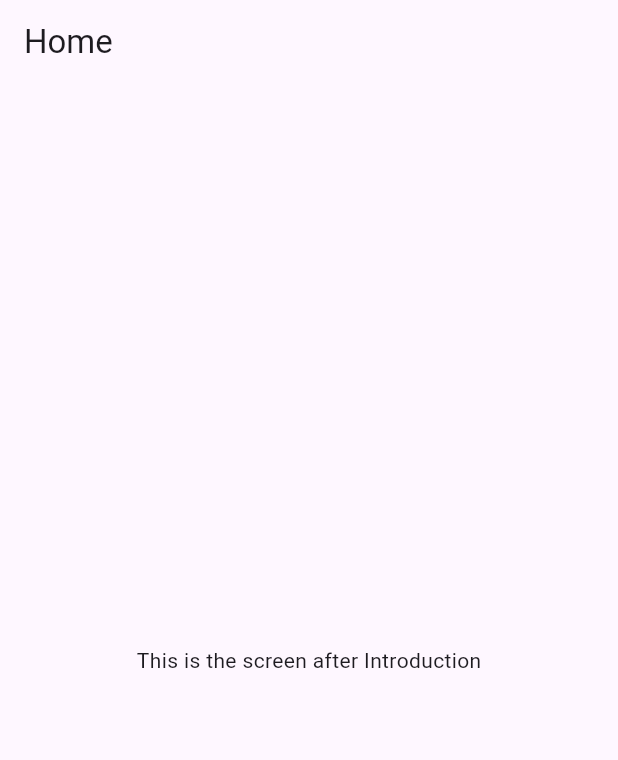
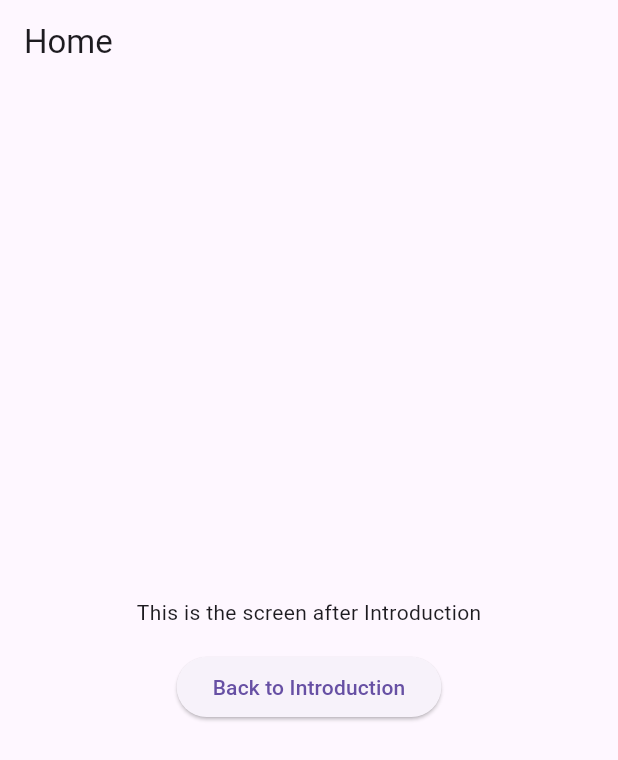
Before and after one commit to Pyozer/introduction_screen, a Flutter app: the screen it shows after launch, after a tap on "Skip", on a phone screen of 412 x 824 dp. Shown: the top 760 px of the screen. Run offline on Flutter 3.47's test engine with Material 3 defaults, Android fonts, the phone set to English and light mode, and no system bars; our stand-ins replace dots_indicator, flutter_keyboard_visibility.

Commit message:
chore(example): Regen example app with latest flutter stable version

```diff
--- a/example/analysis_options.yaml
+++ b/example/analysis_options.yaml
@@ -13,8 +13,7 @@ linter:
   # The lint rules applied to this project can be customized in the
   # section below to disable rules from the `package:flutter_lints/flutter.yaml`
   # included above or to enable additional rules. A list of all available lints
-  # and their documentation is published at
-  # https://dart-lang.github.io/linter/lints/index.html.
+  # and their documentation is published at https://dart.dev/lints.
   #
   # Instead of disabling a lint rule for the entire project in the
   # section below, it can also be suppressed for a single line of code
--- a/example/lib/main.dart
+++ b/example/lib/main.dart
@@ -6,7 +6,7 @@ import 'package:introduction_screen/introduction_screen.dart';
 void main() => runApp(const App());
 
 class App extends StatelessWidget {
-  const App({Key? key}) : super(key: key);
+  const App({super.key});
 
   @override
   Widget build(BuildContext context) {
@@ -17,14 +17,14 @@ class App extends StatelessWidget {
     return MaterialApp(
       title: 'Introduction screen',
       debugShowCheckedModeBanner: false,
-      theme: ThemeData(primarySwatch: Colors.blue),
+      theme: ThemeData(primarySwatch: Colors.blue, useMaterial3: true),
       home: const OnBoardingPage(),
     );
   }
 }
 
 class OnBoardingPage extends StatefulWidget {
-  const OnBoardingPage({Key? key}) : super(key: key);
+  const OnBoardingPage({super.key});
 
   @override
   OnBoardingPageState createState() => OnBoardingPageState();
@@ -206,13 +206,31 @@ class OnBoardingPageState extends State<OnBoardingPage> {
 }
 
 class HomePage extends StatelessWidget {
-  const HomePage({Key? key}) : super(key: key);
+  const HomePage({super.key});
+
+  void _onBackToIntro(context) {
+    Navigator.of(context).pushReplacement(
+      MaterialPageRoute(builder: (_) => const OnBoardingPage()),
+    );
+  }
 
   @override
   Widget build(BuildContext context) {
     return Scaffold(
       appBar: AppBar(title: const Text('Home')),
-      body: const Center(child: Text("This is the screen after Introduction")),
+      body: Center(
+        child: Column(
+          mainAxisSize: MainAxisSize.min,
+          children: [
+            const Text("This is the screen after Introduction"),
+            const SizedBox(height: 16.0),
+            ElevatedButton(
+              onPressed: () => _onBackToIntro(context),
+              child: const Text('Back to Introduction'),
+            ),
+          ],
+        ),
+      ),
     );
   }
 }
```
Also changed, not shown: example/pubspec.yaml (+2 -5 lines), 23 other files.
